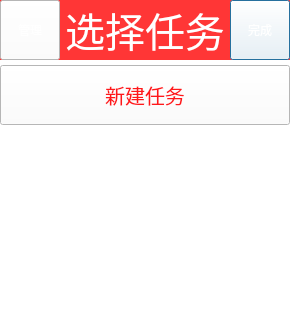
Above: currenttask.ui from Haiming-Yang/oneTomato before the change; both pictures show x 0 to 290 and y 0 to 320 of the 290 by 460 pixel window. Below: the same form after it.
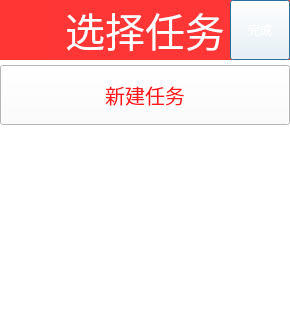
That is the form after the change. Icons and pictures are not drawn.

Diff of the .ui file:
```diff
--- a/currenttask.ui
+++ b/currenttask.ui
@@ -101,24 +101,6 @@
     <string>完成</string>
    </property>
   </widget>
-  <widget class="QPushButton" name="pushButton_2">
-   <property name="geometry">
-    <rect>
-     <x>0</x>
-     <y>0</y>
-     <width>60</width>
-     <height>60</height>
-    </rect>
-   </property>
-   <property name="styleSheet">
-    <string notr="true">border-image: url(:/new/prefix1/buttonImage/btred.png);
-color: rgb(255, 255, 255);
-font: 13pt &quot;Microsoft YaHei&quot;;</string>
-   </property>
-   <property name="text">
-    <string>管理</string>
-   </property>
-  </widget>
   <widget class="QPushButton" name="pushButton_3">
    <property name="geometry">
     <rect>
```
